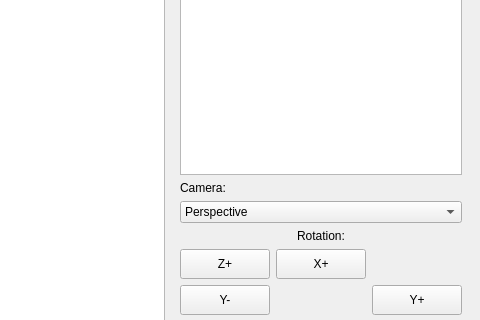
WALHAY/iu7-oop, file lab03/src/ui/mainwindow.ui: the form before one commit; both pictures show x 520 to 1000 and y 141 to 461 of the 1000 by 700 pixel window.
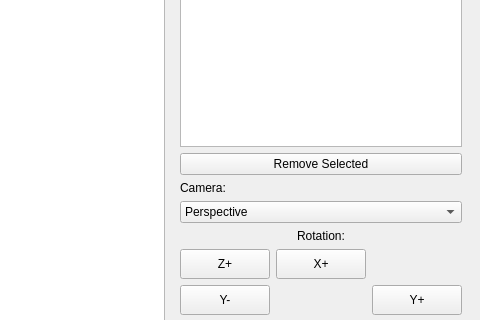
The form after the commit.

```diff
--- a/lab03/src/ui/mainwindow.ui
+++ b/lab03/src/ui/mainwindow.ui
@@ -83,6 +83,21 @@
               </widget>
             </item>
             
+            <!-- Remove Button (newly added) -->
+            <item>
+              <widget class="QPushButton" name="removeObjectButton">
+                <property name="text">
+                  <string>Remove Selected</string>
+                </property>
+                <property name="sizePolicy">
+                  <sizepolicy hsizetype="Expanding" vsizetype="Fixed">
+                    <horstretch>0</horstretch>
+                    <verstretch>0</verstretch>
+                  </sizepolicy>
+                </property>
+              </widget>
+            </item>
+            
             <!-- Camera Selection -->
             <item>
               <widget class="QLabel" name="cameraLabel">
```
